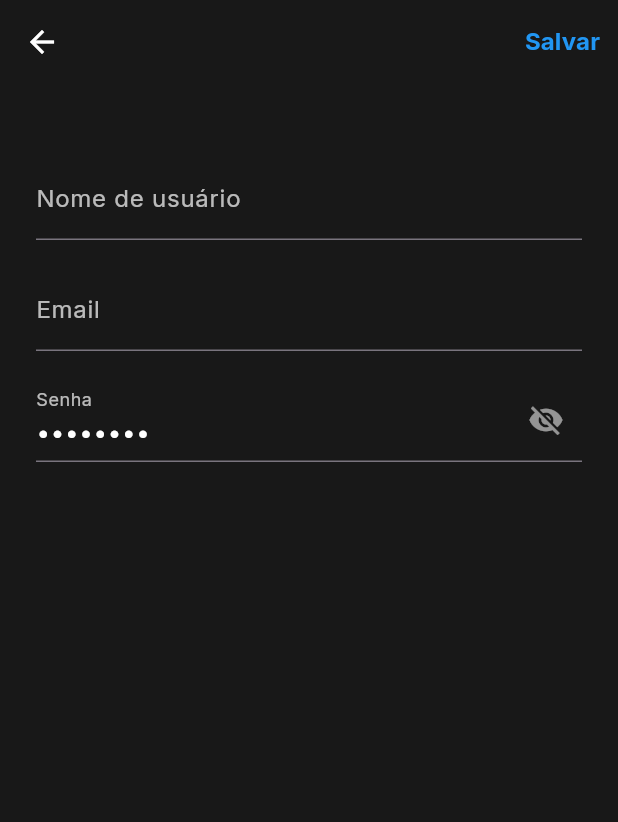
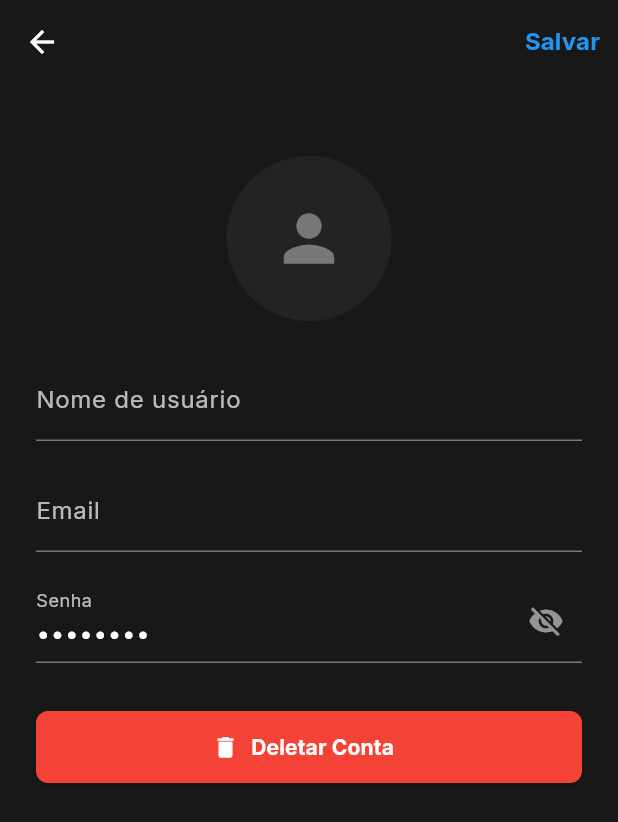
Before and after one commit to tduarte29/keybookTestes, a Flutter app: the ProfileDetailsScreen screen opened directly with empty values, on a phone screen of 412 x 824 dp. Shown: the top 822 px of the screen. Run offline on Flutter 3.47's test engine with Material 3 defaults, Android fonts, the phone set to English and light mode, and no system bars; our stand-ins replace flutter_local_notifications, geolocator, google_fonts, google_maps_flutter, image_picker, permission_handler and 1 more; accounts and stored records are empty.

Commit message:
update
usuario bugs

```diff
--- a/lib/screens/login_screen.dart
+++ b/lib/screens/login_screen.dart
@@ -50,9 +50,8 @@ class _LoginScreenState extends State<LoginScreen> {
         await prefs.setString('password', _passwordController.text);
       }
 
-      if (mounted) {
-        Navigator.pushReplacementNamed(context, '/home');
-      }
+      await AuthService.clearUserCache();
+      Navigator.pushReplacementNamed(context, '/home');
     } catch (e) {
       if (mounted) {
         ScaffoldMessenger.of(
--- a/lib/screens/profile_screen.dart
+++ b/lib/screens/profile_screen.dart
@@ -13,12 +13,19 @@ class ProfileScreen extends StatefulWidget {
 }
 
 class _ProfileScreenState extends State<ProfileScreen> {
-  late Future<Map<String, dynamic>> _userDetails;
+  late Future<Map<String, dynamic>> _userDetails = AuthService.getUserDetails();
 
   @override
   void initState() {
     super.initState();
-    _userDetails = AuthService.getUserDetails();
+    _loadUserData();
+  }
+
+  Future<void> _loadUserData() async {
+    final userDetails = await AuthService.getUserDetails();
+    setState(() {
+      _userDetails = Future.value(userDetails);
+    });
   }
 
   void _showLogoutDialog(BuildContext context) {
@@ -358,11 +365,25 @@ class _ProfileDetailsScreenState extends State<ProfileDetailsScreen> {
       await AuthService.updateUser(
         nome: usernameController.text,
         email: emailController.text,
-        password:
-            isEditingPassword && passwordController.text != '********'
-                ? passwordController.text
-                : null,
+        password: isEditingPassword && passwordController.text != '********'
+            ? passwordController.text
+            : null,
       );
+
+      // Se o email foi alterado, faça logout e peça novo login
+      if (emailController.text != widget.userData['email']) {
+        if (mounted) {
+          ScaffoldMessenger.of(context).showSnackBar(
+            const SnackBar(
+              content: Text('Email alterado! Faça login novamente.'),
+              backgroundColor: Colors.orange,
+            ),
+          );
+          await AuthService.logout();
+          Navigator.pushNamedAndRemoveUntil(context, '/login', (route) => false);
+          return;
+        }
+      }
 
       if (mounted) {
         // Atualiza os dados locais após salvar
@@ -423,7 +444,25 @@ class _ProfileDetailsScreenState extends State<ProfileDetailsScreen> {
         body: ListView(
           padding: const EdgeInsets.symmetric(horizontal: 24, vertical: 24),
           children: [
-            //Avatar
+            // Avatar do usuário
+            const SizedBox(height: 24),
+            Center(
+              child: Container(
+                width: 110,
+                height: 110,
+                decoration: const BoxDecoration(
+                  color: Color(0xFF232323),
+                  shape: BoxShape.circle,
+                ),
+                child: const Center(
+                  child: Icon(
+                    Icons.person,
+                    color: Colors.white38,
+                    size: 50,
+                  ),
+                ),
+              ),
+            ),
             const SizedBox(height: 24),
             TextField(
               controller: usernameController,
@@ -497,7 +536,22 @@ class _ProfileDetailsScreenState extends State<ProfileDetailsScreen> {
                 }
               },
             ),
-            // ... (resto do código permanece igual) ...
+            const SizedBox(height: 32),
+            ElevatedButton.icon(
+              style: ElevatedButton.styleFrom(
+                backgroundColor: Colors.red,
+                minimumSize: const Size.fromHeight(48),
+                shape: RoundedRectangleBorder(
+                  borderRadius: BorderRadius.circular(8),
+                ),
+              ),
+              icon: const Icon(Icons.delete, color: Colors.white),
+              label: Text(
+                'Deletar Conta',
+                style: GoogleFonts.inter(color: Colors.white, fontWeight: FontWeight.bold),
+              ),
+              onPressed: _showDeleteAccountDialog,
+            ),
           ],
         ),
       ),
```
Also changed, not shown: lib/service/auth_service.dart (+5 -4 lines).
